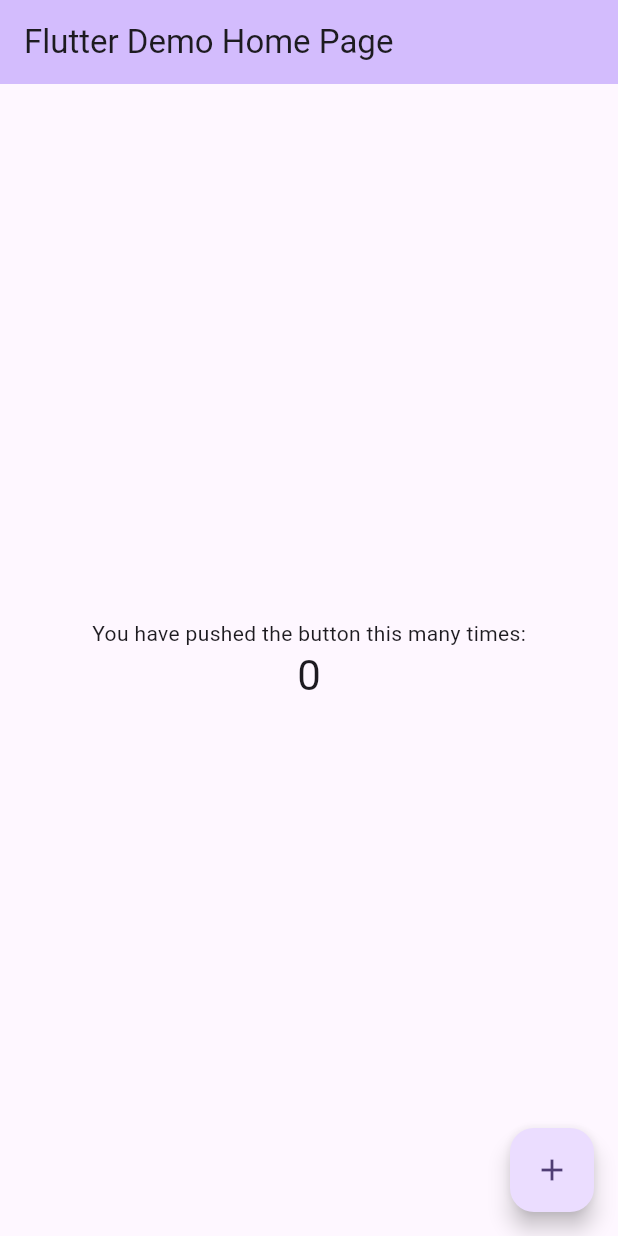
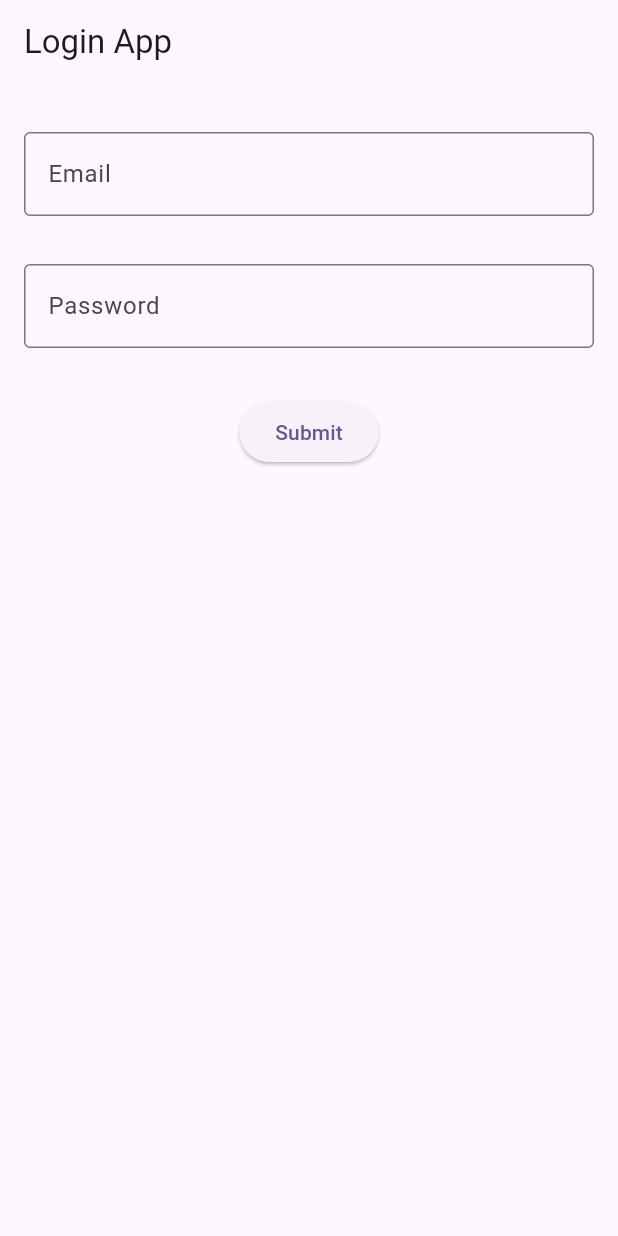
Before and after one commit to averan/timeapp, a Flutter app: the screen it shows after launch, on a phone screen of 412 x 824 dp. Run offline on Flutter 3.47's test engine with Material 2 defaults, Android fonts, the phone set to English and light mode, and no system bars.

Commit message:
cambio de codigo a Login

```diff
--- a/lib/main.dart
+++ b/lib/main.dart
@@ -16,7 +16,7 @@
         colorScheme: ColorScheme.fromSeed(seedColor: Colors.deepPurple),
         useMaterial3: true,
       ),
-      home: const Login(title: 'Flutter Demo Home Page'),
+      home: const Login(title: 'Login App'),
     );
   }
 }
@@ -29,39 +29,76 @@
 }
 
 class _LoginState extends State<Login> {
-  int _counter = 0;
+  final _formKey = GlobalKey<FormState>();
+  TextEditingController emailController = TextEditingController();
+  TextEditingController passwordController = TextEditingController();
 
-  void _incrementCounter() {
-    setState(() {
-      _counter++;
-    });
-  }
   @override
   Widget build(BuildContext context) {
     return Scaffold(
       appBar: AppBar(
-        backgroundColor: Theme.of(context).colorScheme.inversePrimary,
         title: Text(widget.title),
       ),
-      body: Center(
-        child: Column(
-          mainAxisAlignment: MainAxisAlignment.center,
-          children: <Widget>[
-            const Text(
-              'You have pushed the button this many times:',
-            ),
-            Text(
-              '$_counter',
-              style: Theme.of(context).textTheme.headlineMedium,
-            ),
-          ],
+      body: Form(
+        key: _formKey,
+        child: Padding(
+          padding: const EdgeInsets.symmetric(horizontal: 8, vertical: 16),
+          child: Column(
+            crossAxisAlignment: CrossAxisAlignment.center,
+            children: [
+              Padding(
+                padding:
+                    const EdgeInsets.symmetric(horizontal: 8, vertical: 16),
+                child: TextFormField(
+                  controller: emailController,
+                  decoration: const InputDecoration(
+                      border: OutlineInputBorder(), labelText: "Email"),
+                  validator: (value) {
+                    if (value == null || value.isEmpty) {
+                      return 'Please enter your email';
+                    }
+                    return null;
+                  },
+                ),
+              ),
+              Padding(
+                padding:
+                    const EdgeInsets.symmetric(horizontal: 8, vertical: 16),
+                child: TextFormField(
+                  controller: passwordController,
+                  obscureText: true,
+                  decoration: const InputDecoration(
+                      border: OutlineInputBorder(), labelText: "Password"),
+                  validator: (value) {
+                    if (value == null || value.isEmpty) {
+                      return 'Please enter your password';
+                    }
+                    return null;
+                  },
+                ),
+              ),
+              Padding(
+                padding:
+                    const EdgeInsets.symmetric(horizontal: 8, vertical: 16.0),
+                child: Center(
+                  child: ElevatedButton(
+                    onPressed: () {
+                      if (_formKey.currentState!.validate()) {
+                        // Navigate the user to the Home page
+                      } else {
+                        ScaffoldMessenger.of(context).showSnackBar(
+                          const SnackBar(content: Text('Please fill input')),
+                        );
+                      }
+                    },
+                    child: const Text('Submit'),
+                  ),
+                ),
+              ),
+            ],
+          ),
         ),
       ),
-      floatingActionButton: FloatingActionButton(
-        onPressed: _incrementCounter,
-        tooltip: 'Increment',
-        child: const Icon(Icons.add),
-      ), // This trailing comma makes auto-formatting nicer for build methods.
     );
   }
 }
```
